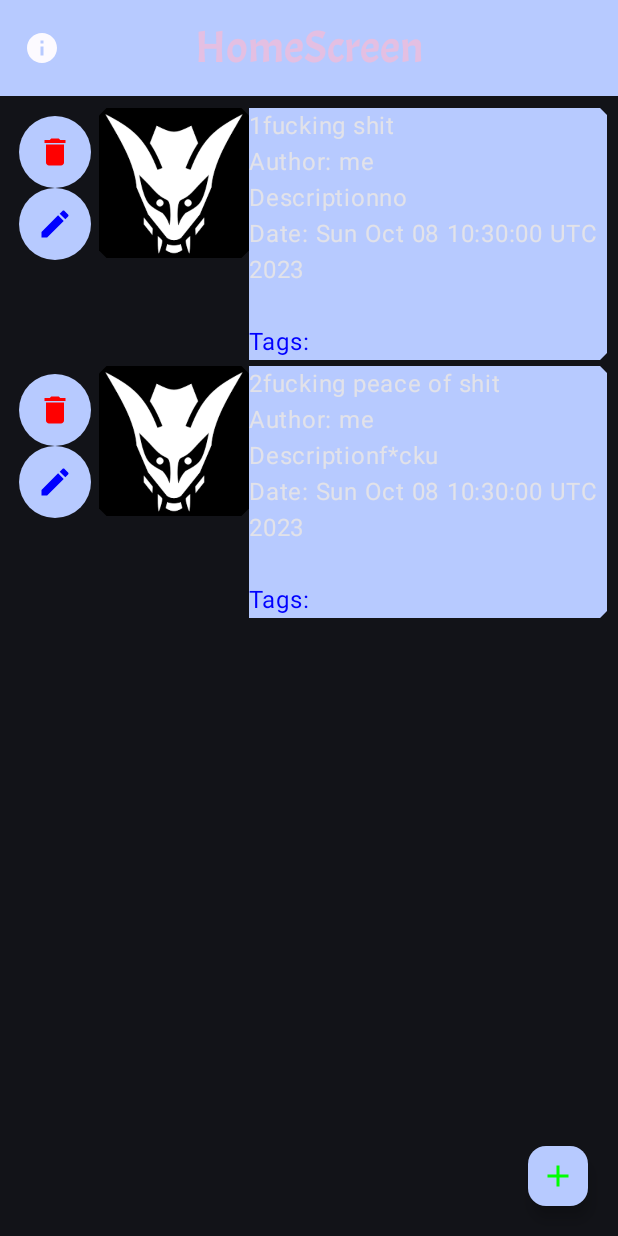
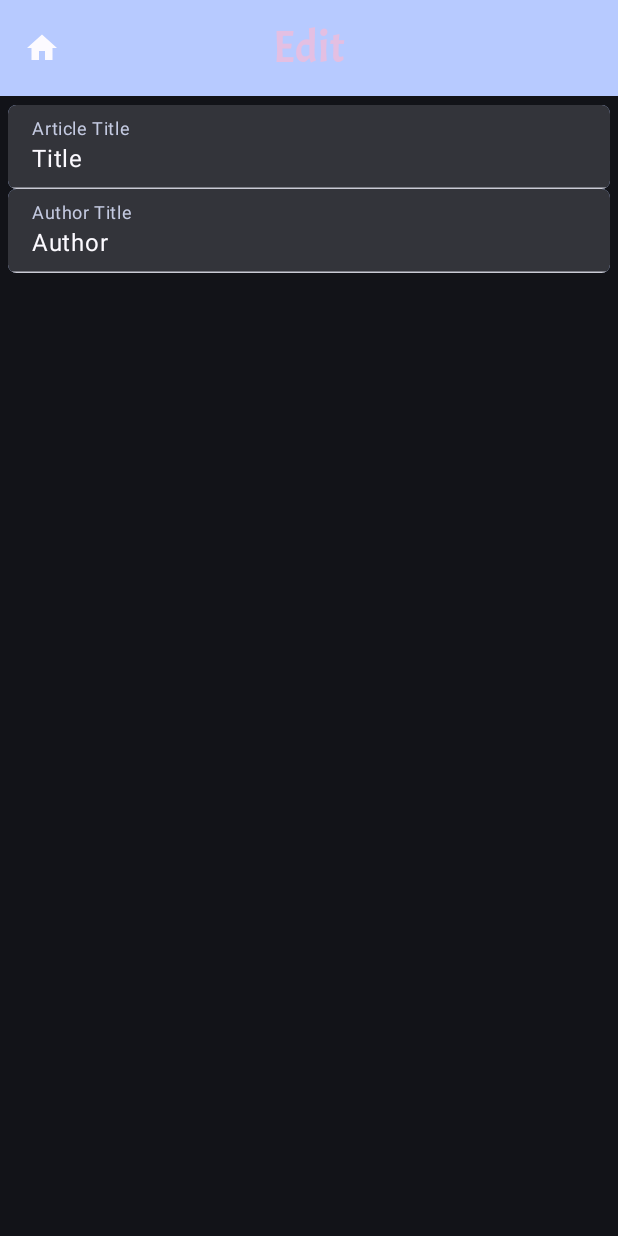
Before and after one commit to ShovelD/AndroidApp, an Android app built with Jetpack Compose: the screen it shows after launch (MainActivity), after a tap on "Edit", on a phone screen of 412 x 824 dp. Run offline under Robolectric (Android 15) with nearby library versions, the phone set to English and light mode, and no system bars.

Commit message:
added edit screen

```diff
--- a/app/build.gradle.kts
+++ b/app/build.gradle.kts
@@ -73,4 +73,8 @@ dependencies {
     implementation(libs.koin.core)
     implementation(libs.koin.android)
     implementation(libs.compose.navigation)
+    implementation(libs.compose.ui)
+    implementation(libs.compose.ui.tooling.preview)
+    implementation(libs.compose.material)
+
 }
--- a/app/src/main/java/com/example/newsApp/MainActivity.kt
+++ b/app/src/main/java/com/example/newsApp/MainActivity.kt
@@ -7,6 +7,7 @@ import androidx.compose.animation.AnimatedContentTransitionScope
 import androidx.compose.animation.core.tween
 import androidx.compose.ui.text.font.Font
 import androidx.compose.ui.text.font.FontFamily
+import androidx.navigation.NavController
 import androidx.navigation.compose.NavHost
 import androidx.navigation.compose.composable
 import androidx.navigation.compose.rememberNavController
@@ -55,9 +56,12 @@ class MainActivity : ComponentActivity() {
                             )
                         }
                     ) {
-                        HomeScreenComposable {
-                            navController.navigate("AboutAppScreen")
-                        }
+                        HomeScreenComposable(
+                            { navController.navigate("AboutAppScreen") },
+                            { navController.navigate("EditScreen") }
+                        )
+
+
                     }
 
                     composable(
@@ -84,8 +88,34 @@ class MainActivity : ComponentActivity() {
                         }
                     }
 
+                    composable(
+                        "EditScreen",
+                        enterTransition = {
+                            slideIntoContainer(
+                                towards = AnimatedContentTransitionScope.SlideDirection.Companion.Up,
+                                animationSpec = tween(400)
+                            )
+                        },
+                        exitTransition = {
+                            slideOutOfContainer(
+                                towards = AnimatedContentTransitionScope.SlideDirection.Companion.Down,
+                                animationSpec = tween(400)
+                            )
+                        }
+                    ) {
+                        EditComposable {
+                            navController.navigate("HomeScreen") {
+                                popUpTo("HomeScreen") {
+                                    inclusive = true
+                                }
+                            }
+                        }
+                    }
+
+
                 }
             }
         }
     }
+
 }
--- a/app/src/main/java/com/example/newsApp/Screens.kt
+++ b/app/src/main/java/com/example/newsApp/Screens.kt
@@ -22,19 +22,23 @@ import androidx.compose.material.icons.filled.Add
 import androidx.compose.material.icons.filled.ArrowBack
 import androidx.compose.material.icons.filled.Delete
 import androidx.compose.material.icons.filled.Edit
+import androidx.compose.material.icons.filled.Home
 import androidx.compose.material.icons.filled.Info
 import androidx.compose.material3.CenterAlignedTopAppBar
 import androidx.compose.material3.ExperimentalMaterial3Api
-import androidx.compose.material3.FabPosition
 import androidx.compose.material3.Icon
 import androidx.compose.material3.IconButton
-import androidx.compose.material3.IconButtonColors
 import androidx.compose.material3.MaterialTheme
 import androidx.compose.material3.Scaffold
 import androidx.compose.material3.SmallFloatingActionButton
 import androidx.compose.material3.Text
+import androidx.compose.material3.TextField
 import androidx.compose.material3.TopAppBarDefaults
 import androidx.compose.runtime.Composable
+import androidx.compose.runtime.getValue
+import androidx.compose.runtime.mutableStateOf
+import androidx.compose.runtime.remember
+import androidx.compose.runtime.setValue
 import androidx.compose.ui.Alignment
 import androidx.compose.ui.Modifier
 import androidx.compose.ui.draw.clip
@@ -43,16 +47,16 @@ import androidx.compose.ui.res.painterResource
 import androidx.compose.ui.res.stringResource
 import androidx.compose.ui.text.style.TextAlign
 import androidx.compose.ui.tooling.preview.Preview
-import androidx.compose.ui.tooling.preview.PreviewParameter
 import androidx.compose.ui.unit.dp
 import androidx.compose.ui.unit.sp
 import androidx.lifecycle.viewmodel.compose.viewModel
 
 
+
 @SuppressLint("UnusedMaterial3ScaffoldPaddingParameter")
 @OptIn(ExperimentalMaterial3Api::class)
 @Composable
-fun HomeScreenComposable(onClick: () -> Unit) {
+fun HomeScreenComposable(onClick: () -> Unit,onEditClick: () -> Unit) {
     val viewModel = viewModel<HomeViewModel>()
     Scaffold(
         topBar = {
@@ -61,7 +65,7 @@ fun HomeScreenComposable(onClick: () -> Unit) {
                     containerColor = MaterialTheme.colorScheme.primary,
                     titleContentColor = MaterialTheme.colorScheme.tertiary
                 ),
-                title = { Text(text = "HomeScreen", fontFamily = MainActivity.AcmeFont, fontSize = 30.sp) },
+                title = { Text(text = "Home", fontFamily = MainActivity.AcmeFont, fontSize = 30.sp) },
                 navigationIcon = {
                     IconButton(onClick = { onClick() }) {
                         Icon(imageVector = Icons.Filled.Info, contentDescription = "Info")
@@ -79,33 +83,33 @@ fun HomeScreenComposable(onClick: () -> Unit) {
             }
         }
     ){
-        HomeScreen(viewModel)
+        HomeScreen(viewModel,onEditClick)
     }
 }
 
 @Composable
 //@Preview
-private fun HomeScreen(viewModel: HomeViewModel) {
+private fun HomeScreen(viewModel: HomeViewModel,onEditClick: () -> Unit) {
     LazyColumn(
         modifier = Modifier
             .padding(5.dp, 70.dp)
             .fillMaxSize(),
     ) {
         items(viewModel.items.size) { index ->
-            NewsArticles(viewModel.items[index],index + 1)
+            NewsArticles(viewModel.items[index],index + 1,onEditClick)
         }
     }
 }
 
 @Composable
-fun NewsArticles(article: NewsArticle,index:Int) {
+fun NewsArticles(article: NewsArticle, index:Int, onEditClick: () -> Unit) {
 
     Row(
         modifier = Modifier
             .clip(CutCornerShape(5))
             .fillMaxWidth()
             .padding(2.dp)
-            .clickable { },
+            .clickable {},
         horizontalArrangement = Arrangement.End
     ) {
         Column(
@@ -113,7 +117,7 @@ fun NewsArticles(article: NewsArticle,index:Int) {
                 .padding(5.dp)
         ) {
             Row {
-                IconButton(onClick = { /*TODO*/ },
+                IconButton(onClick = {  },
                     modifier = Modifier
                         .clip(RoundedCornerShape(50))
                         .background(MaterialTheme.colorScheme.primary)
@@ -127,7 +131,7 @@ fun NewsArticles(article: NewsArticle,index:Int) {
                 }
             }
             Row {
-                IconButton(onClick = { /*TODO*/ },
+                IconButton(onClick = { onEditClick() },
                     modifier = Modifier
                         .clip(RoundedCornerShape(50))
                         .background(MaterialTheme.colorScheme.primary)
@@ -248,3 +252,63 @@ private fun AboutApp() {
         }
     }
 }
+
+
+@SuppressLint("UnusedMaterial3ScaffoldPaddingParameter")
+@OptIn(ExperimentalMaterial3Api::class)
+@Composable
+fun EditComposable(onClick: () -> Unit) {
+    Scaffold(
+        topBar = {
+            CenterAlignedTopAppBar(
+                colors = TopAppBarDefaults.centerAlignedTopAppBarColors(
+                    containerColor = MaterialTheme.colorScheme.primary,
+                    titleContentColor = MaterialTheme.colorScheme.tertiary
+                ),
+                title = { Text(text = "Edit", fontFamily = MainActivity.AcmeFont, fontSize = 30.sp) },
+                navigationIcon = {
+                    IconButton(onClick = { onClick() }) {
+                        Icon(imageVector = Icons.Filled.Home, contentDescription = "Home")
+                    }
+                },
+            )
+        }
+    ){
+        EditScreen()
+    }
+}
+
+@OptIn(ExperimentalMaterial3Api::class)
+@Composable
+@Preview
+fun EditScreen() {
+    var titleText by remember { mutableStateOf("Title") }
+    var authorText by remember { mutableStateOf("Author") }
+
+    LazyColumn(
+        modifier = Modifier
+            .padding(5.dp, 70.dp)
+            .fillMaxSize(),
+    ){
+        item{
+            TextField(value = titleText,
+                onValueChange = { titleText = it },
+                label = { Text(text = "Article Title",color = MaterialTheme.colorScheme.secondary)},
+                maxLines = 1,
+                modifier = Modifier.fillMaxWidth()
+                    .fillMaxWidth()
+                    .clip(RoundedCornerShape(10))
+                    .background(MaterialTheme.colorScheme.primary),
+            )
+            TextField(value = authorText,
+                onValueChange = { authorText = it },
+                label = { Text(text = "Author Title",color = MaterialTheme.colorScheme.secondary)},
+                maxLines = 1,
+                modifier = Modifier.fillMaxWidth()
+                    .fillMaxWidth()
+                    .clip(RoundedCornerShape(10))
+                    .background(MaterialTheme.colorScheme.primary),
+            )
+        }
+    }
+}
--- a/gradle/libs.versions.toml
+++ b/gradle/libs.versions.toml
@@ -34,6 +34,10 @@ koin-android = {group = "io.insert-koin",name = "koin-android",version = "3.4.3"
 
 compose-navigation = {group = "androidx.navigation",name = "navigation-compose",version = "2.7.4"}
 
+compose-UI = {group = "androidx.compose.ui",name = "ui", version = "1.5.3"}
+compose-UI-tooling-preview = {group = "androidx.compose.ui",name = "ui-tooling-preview", version = "1.5.3"}
+compose-material = {group = "androidx.compose.material",name = "material", version = "1.5.3"}
+
 [plugins]
 com-android-application = { id = "com.android.application", version.ref = "agp" }
 org-jetbrains-kotlin-android = { id = "org.jetbrains.kotlin.android", version.ref = "org-jetbrains-kotlin-android" }
```
